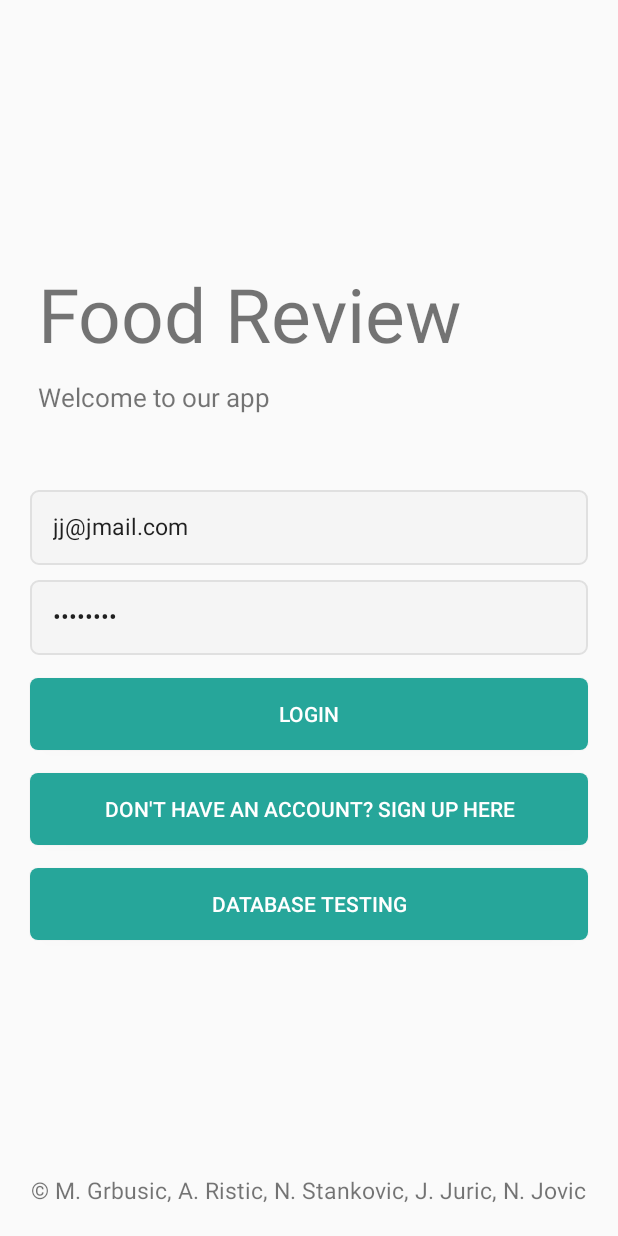
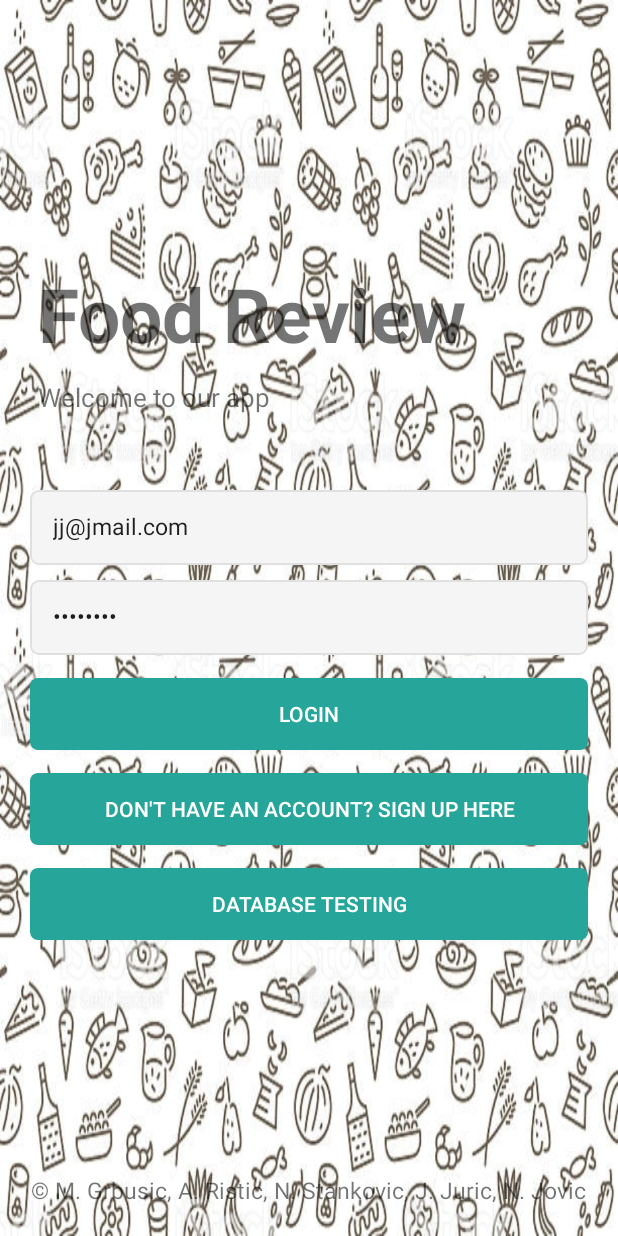
Before and after one commit to j-juric/FoodReviewProject, an Android app: the screen it shows after launch (MainActivity), on a phone screen of 412 x 824 dp. Run offline under Robolectric (Android 15) with nearby library versions, the phone set to English and light mode, and no system bars; our stand-ins replace Firebase (no records; nobody signed in at launch, a user with empty details on screens opened directly); Roboto replaces fonts that are not available here.

Commit message:
Dodata pozadina

```diff
--- a/app/src/main/res/layout/fragment_login.xml
+++ b/app/src/main/res/layout/fragment_login.xml
@@ -3,6 +3,7 @@
     xmlns:tools="http://schemas.android.com/tools"
     android:layout_width="match_parent"
     android:layout_height="match_parent"
+    android:background="@drawable/food"
     tools:context=".LoginFragment">
 
     <TextView
@@ -11,6 +12,7 @@
         android:layout_height="wrap_content"
         android:text="@string/app_name"
         android:textSize="50sp"
+        android:textStyle="bold"
         android:fontFamily="@font/coming_soon"
         android:layout_marginStart="25dp"
         android:layout_marginBottom="10dp"
```
Also changed, not shown: app/src/main/res/drawable/food.jpg (added).
